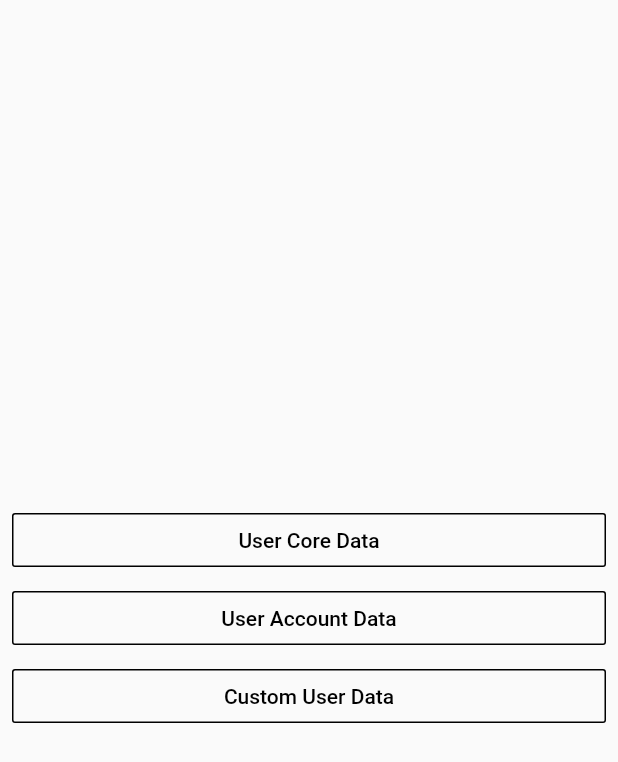
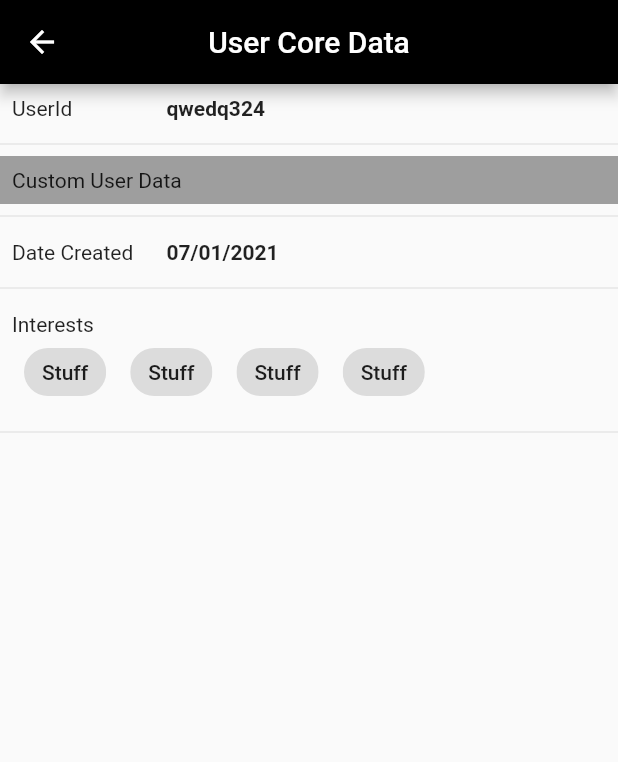
Before and after one commit to syetalabs/flutter_firebase_cubit_starter_kit, a Flutter app: the UserScreen screen opened by its route, after a tap on "Custom User Data", on a phone screen of 412 x 824 dp. Shown: the top 762 px of the screen. Run offline on Flutter 3.47's test engine with Material 2 defaults, Android fonts, the phone set to English and light mode, and no system bars; our stand-ins replace bloc, circular_profile_avatar, firebase_auth, firebase_core, firebase_crashlytics, flutter_bloc and 1 more; accounts and stored records are empty.

Commit message:
custom user Data UI created

```diff
--- a/lib/util/custom_routes.dart
+++ b/lib/util/custom_routes.dart
@@ -1,4 +1,5 @@
 import 'package:flutter/material.dart';
+import 'package:flutter_firebase_cubit_starter_kit/views/pages/user/custom_user_data.dart';
 import 'package:flutter_firebase_cubit_starter_kit/views/pages/user/user_account_data.dart';
 
 import '../views/pages/auth/home/index.dart';
@@ -19,4 +20,5 @@ var customRoutes = <String, WidgetBuilder>{
   Home.routeName: (context) => Home(),
   UserCoreData.routeName: (context) => UserCoreData(),
   UserAccountData.routeName: (context) => UserAccountData(),
+  CustomUserData.routeName: (context) => CustomUserData(),
 };
--- a/lib/views/pages/user/custom_user_data.dart
+++ b/lib/views/pages/user/custom_user_data.dart
@@ -0,0 +1,79 @@
+import 'package:flutter/material.dart';
+
+import '../../../util/size_config.dart';
+import '../../widgets/user_data_list_tile.dart';
+
+class CustomUserData extends StatelessWidget {
+  static const routeName = '/user-custom-data-screen';
+  @override
+  Widget build(BuildContext context) {
+    SizeConfig().init(context);
+    return Scaffold(
+      appBar: AppBar(
+        backgroundColor: Colors.black,
+        centerTitle: true,
+        title: Text('User Core Data'),
+      ),
+      body: SingleChildScrollView(
+        child: Column(
+          children: [
+            UserDataListTile('UserId', 'qwedq324'),
+            Divider(),
+            Container(
+              color: Colors.grey,
+              child: Row(
+                children: [
+                  Padding(
+                    padding: const EdgeInsets.all(8.0),
+                    child: Text('Custom User Data'),
+                  ),
+                ],
+              ),
+            ),
+            Divider(),
+            UserDataListTile('Date Created', '07/01/2021'),
+            Divider(),
+            Padding(
+              padding: const EdgeInsets.all(8.0),
+              child: Column(
+                crossAxisAlignment: CrossAxisAlignment.start,
+                children: [
+                  Text('Interests'),
+                  Row(
+                    children: [
+                      Padding(
+                        padding: const EdgeInsets.symmetric(horizontal: 8.0),
+                        child: Chip(
+                          label: Text('Stuff'),
+                        ),
+                      ),
+                      Padding(
+                        padding: const EdgeInsets.symmetric(horizontal: 8.0),
+                        child: Chip(
+                          label: Text('Stuff'),
+                        ),
+                      ),
+                      Padding(
+                        padding: const EdgeInsets.symmetric(horizontal: 8.0),
+                        child: Chip(
+                          label: Text('Stuff'),
+                        ),
+                      ),
+                      Padding(
+                        padding: const EdgeInsets.symmetric(horizontal: 8.0),
+                        child: Chip(
+                          label: Text('Stuff'),
+                        ),
+                      ),
+                    ],
+                  )
+                ],
+              ),
+            ),
+            Divider(),
+          ],
+        ),
+      ),
+    );
+  }
+}
--- a/lib/views/pages/user/index.dart
+++ b/lib/views/pages/user/index.dart
@@ -1,4 +1,5 @@
 import 'package:flutter/material.dart';
+import 'package:flutter_firebase_cubit_starter_kit/views/pages/user/custom_user_data.dart';
 import 'package:flutter_firebase_cubit_starter_kit/views/pages/user/user_account_data.dart';
 
 import 'user_core_data.dart';
@@ -23,7 +24,11 @@ class UserScreen extends StatelessWidget {
                 onPressed: () {
                   Navigator.pushNamed(context, UserAccountData.routeName);
                 }),
-            FeatureButton(heading: "Custom User Data", onPressed: () {}),
+            FeatureButton(
+                heading: "Custom User Data",
+                onPressed: () {
+                  Navigator.pushNamed(context, CustomUserData.routeName);
+                }),
           ],
         ),
       )),
```
